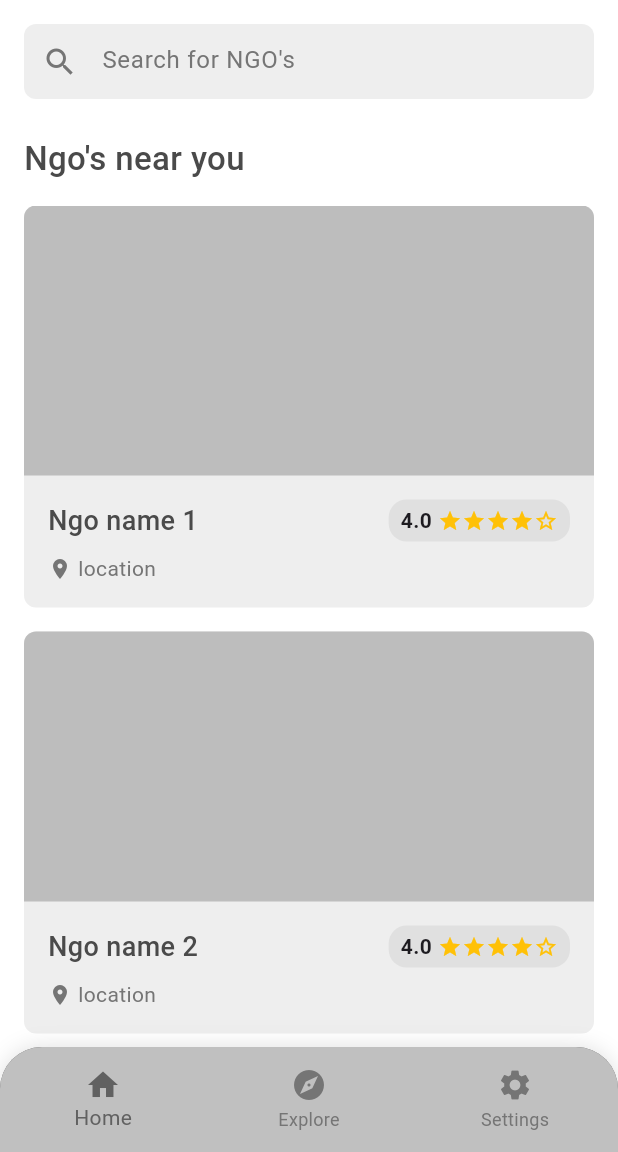
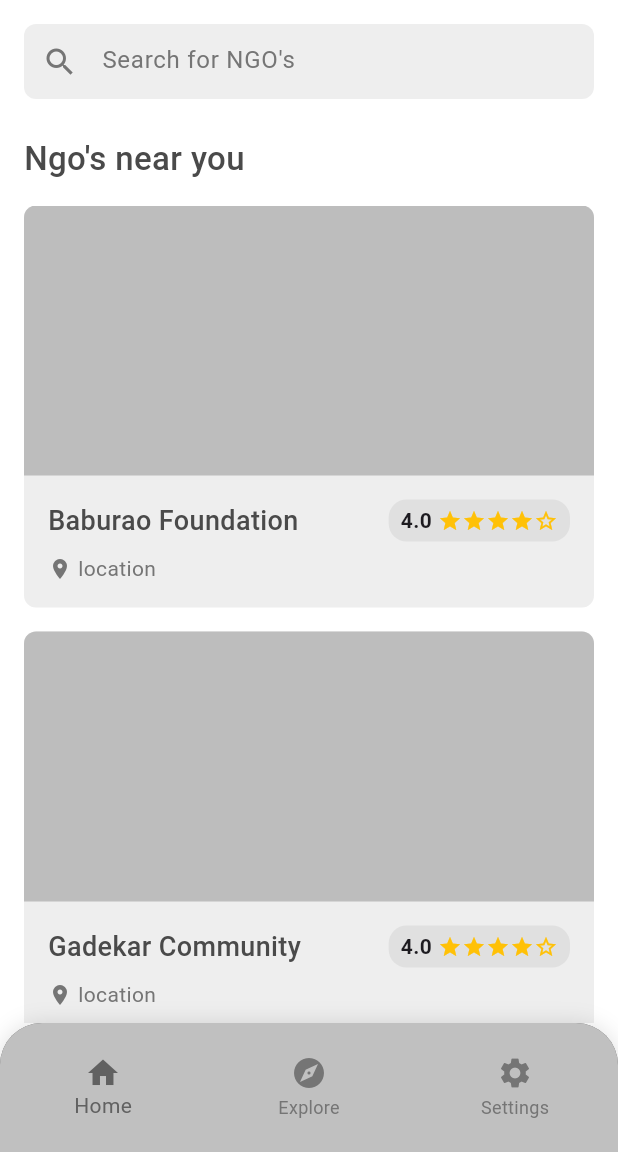
Before and after one commit to GDSC-NGO/sankalp-app-frontend, a Flutter app: the screen it shows after launch, on a phone screen of 412 x 824 dp, the part 84-1236 px from its top. Run offline on Flutter 3.47's test engine with Material 3 defaults, Android fonts, the phone set to English and light mode, and no system bars.

Commit message:
fixed the bottom overflow issue.

```diff
--- a/lib/component/bottomnavbar.dart
+++ b/lib/component/bottomnavbar.dart
@@ -6,7 +6,7 @@ class NavBar extends StatelessWidget {
   @override
   Widget build(BuildContext context) {
     return Container(
-      height: 70, // Increased height
+      height: 86, // Increased height to fix the overflow
       decoration: const BoxDecoration(
         color: Color(
           0xFF616161,
--- a/lib/component/ngocard.dart
+++ b/lib/component/ngocard.dart
@@ -4,8 +4,7 @@ class NGOCard extends StatelessWidget {
   final String name;
   final double rating;
 
-  const NGOCard({Key? key, required this.name, required this.rating})
-    : super(key: key);
+  const NGOCard({super.key, required this.name, required this.rating});
 
   @override
   Widget build(BuildContext context) {
--- a/lib/pages/homepage.dart
+++ b/lib/pages/homepage.dart
@@ -56,11 +56,11 @@ class _MyHomePageState extends State<MyHomePage> {
               Expanded(
                 child: ListView(
                   children: const [
-                    NGOCard(name: "Ngo name 1", rating: 4.0),
+                    NGOCard(name: "Baburao Foundation", rating: 4.0),
                     SizedBox(height: 16),
-                    NGOCard(name: "Ngo name 2", rating: 4.0),
+                    NGOCard(name: "Gadekar Community", rating: 4.0),
                     SizedBox(height: 16),
-                    NGOCard(name: "Ngo name 3", rating: 4.2),
+                    NGOCard(name: "Bapuli and Sons", rating: 4.2),
                     SizedBox(height: 16),
                   ],
                 ),
--- a/pubspec.yaml
+++ b/pubspec.yaml
@@ -1,5 +1,5 @@
 name: sankalp
-description: "A new Flutter project."
+description: "Stationary Donation App"
 # The following line prevents the package from being accidentally published to
 # pub.dev using `flutter pub publish`. This is preferred for private packages.
 publish_to: "none" # Remove this line if you wish to publish to pub.dev
```
